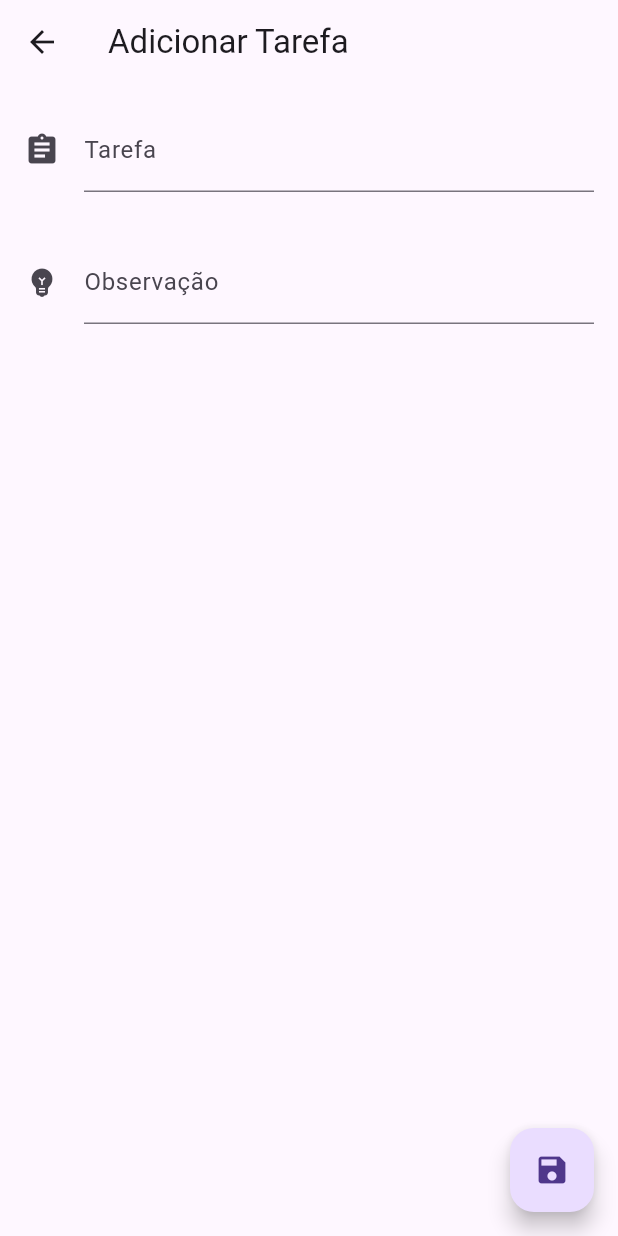
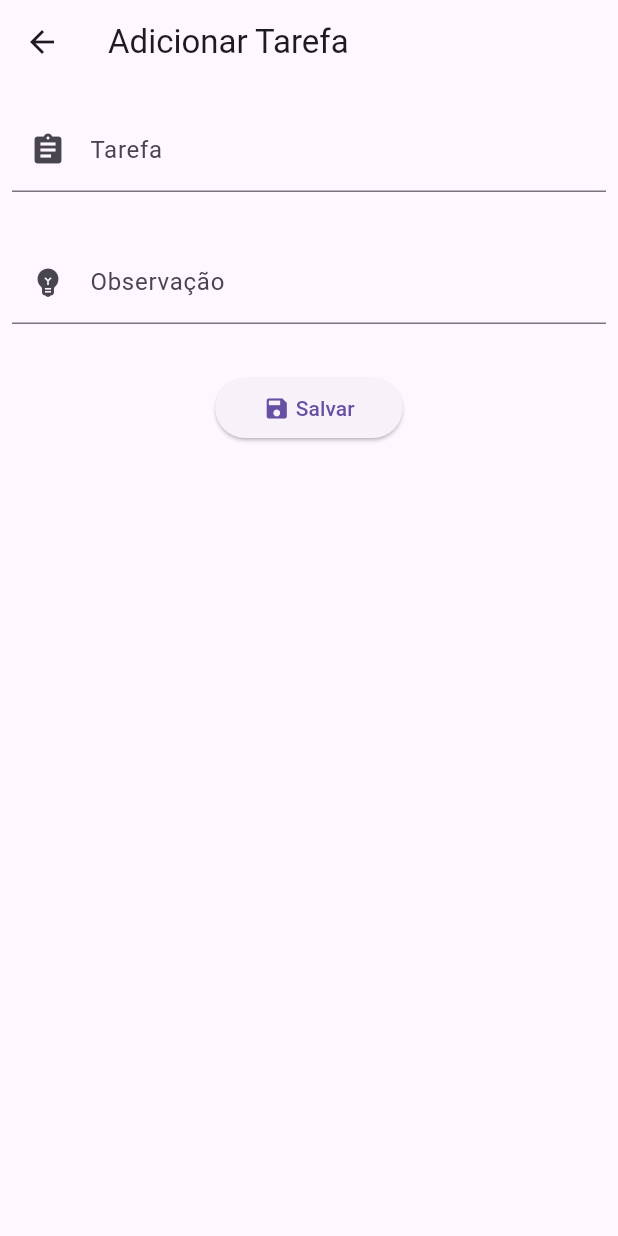
Before and after one commit to camilafbarcellos/flutter-todo, a Flutter app: the FormTarefa screen opened directly, on a phone screen of 412 x 824 dp. Run offline on Flutter 3.47's test engine with Material 3 defaults, Android fonts, the phone set to English and light mode, and no system bars; our stand-ins replace sqflite, transparent_image; accounts and stored records are empty; network calls fail.

Commit message:
feat: add form inputs validation

```diff
--- a/lib/screens/form.dart
+++ b/lib/screens/form.dart
@@ -7,7 +7,7 @@ import '/model/tarefa.dart';
 class FormTarefa extends StatefulWidget {
   // ao editar uma tarefa, o objeto vem preenchido
   final Tarefa? tarefa; // pode chegar com valor nulo (inclusão de tarefa)
-  FormTarefa({this.tarefa}); // {} -> opcionalidade
+  FormTarefa({super.key, this.tarefa}); // {} -> opcionalidade
   // controladores para capturar os dados da tarefa
   final TextEditingController _controladorTarefa = TextEditingController();
   final TextEditingController _controladorObs = TextEditingController();
@@ -20,6 +20,7 @@ class FormTarefa extends StatefulWidget {
 
 class FormTarefaState extends State<FormTarefa> {
   int? _id; // pode conter valor nulo (inclusão de tarefa)
+  final _formKey = GlobalKey<FormState>(); // key para o widget do form
 
   // preparar form para receber edição de tarefa
   @override
@@ -39,19 +40,74 @@ class FormTarefaState extends State<FormTarefa> {
       appBar: AppBar(
         title: Text("Adicionar Tarefa"),
       ),
-      body: Column(
-        children: [
-          Editor(widget._controladorTarefa, "Tarefa", "Indique a tarefa",
-              Icons.assignment),
-          Editor(widget._controladorObs, "Observação", "Indique a observação",
-              Icons.emoji_objects),
-        ],
-      ),
-      floatingActionButton: FloatingActionButton(
-        onPressed: () {
-          criarTarefa(context);
-        },
-        child: Icon(Icons.save),
+      body: Form(
+        key: _formKey,
+        child: Column(
+          children: [
+            Padding(
+              padding: EdgeInsets.symmetric(horizontal: 8, vertical: 16),
+              child: TextFormField(
+                validator: (value) {
+                  if (value == null || value.isEmpty) {
+                    return 'Preenchimento obrigatório!';
+                  }
+                  return null;
+                },
+                controller: widget._controladorTarefa,
+                decoration: InputDecoration(
+                  labelText: 'Tarefa',
+                  hintText: 'Indique a tarefa',
+                  prefixIcon: Padding(
+                    padding: EdgeInsets.all(0.0),
+                    child: Icon(Icons.assignment),
+                  ),
+                ),
+              ),
+            ),
+            Padding(
+              padding: EdgeInsets.symmetric(horizontal: 8, vertical: 16),
+              child: TextFormField(
+                validator: (value) {
+                  if (value == null || value.isEmpty) {
+                    return 'Preenchimento obrigatório!';
+                  }
+                  return null;
+                },
+                controller: widget._controladorObs,
+                decoration: InputDecoration(
+                  labelText: 'Observação',
+                  hintText: 'Indique a observação',
+                  prefixIcon: Padding(
+                    padding: EdgeInsets.all(0.0),
+                    child: Icon(Icons.emoji_objects),
+                  ),
+                ),
+              ),
+            ),
+            Container(
+              padding: EdgeInsets.symmetric(vertical: 16),
+              width: 125,
+              child: ElevatedButton(
+                onPressed: () {
+                  if (_formKey.currentState!.validate()) {
+                    criarTarefa(context);
+                  }
+                },
+                child: Row(
+                  mainAxisAlignment: MainAxisAlignment.center,
+                  children: [
+                    Icon(Icons.save),
+                    Text(' Salvar'),
+                  ],
+                ),
+                style: ButtonStyle(
+                  padding: MaterialStateProperty.all<EdgeInsets>(
+                      EdgeInsets.symmetric()),
+                ),
+              ),
+            ),
+          ],
+        ),
       ),
     );
     throw UnimplementedError();
```
